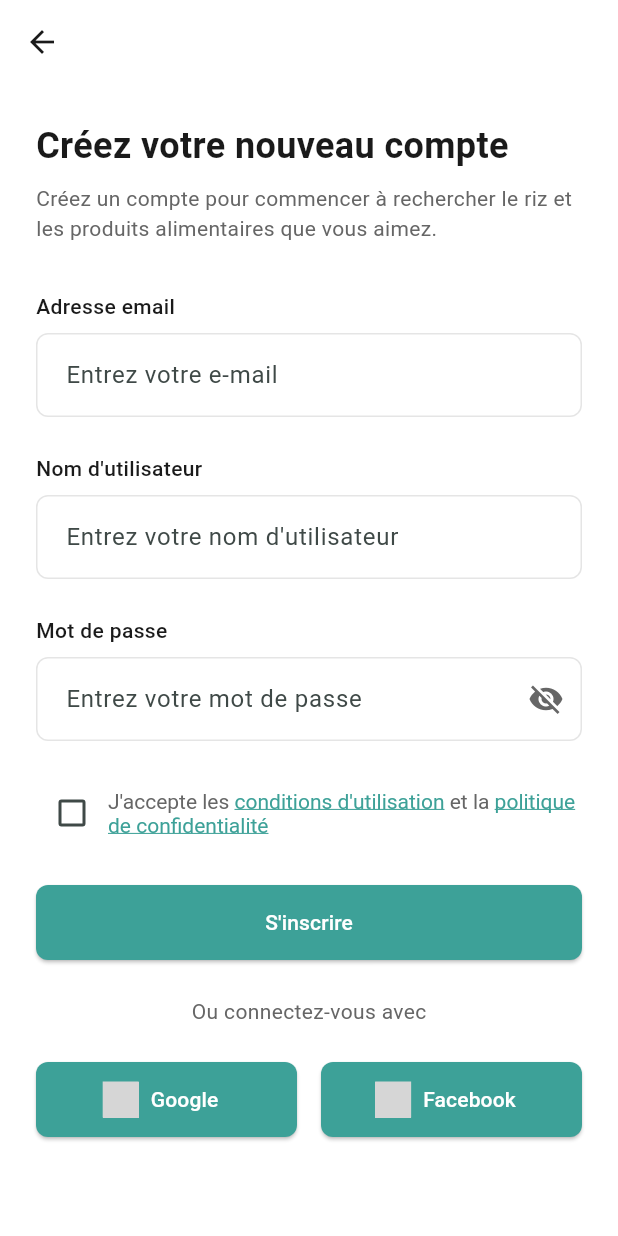
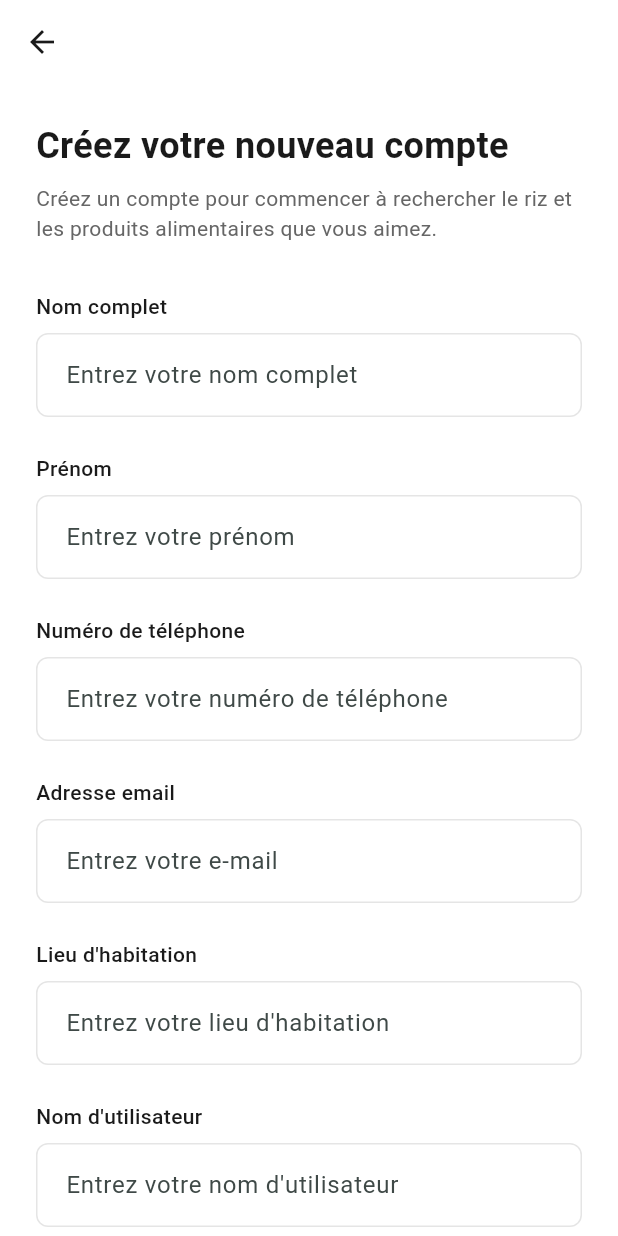
Before and after one commit to Nyaro1540/Front_mizara, a Flutter app: the SignupPage screen opened directly, on a phone screen of 412 x 824 dp. Run offline on Flutter 3.47's test engine with Material 3 defaults, Android fonts, the light colour scheme and no system bars; our stand-ins replace flutter_svg, get, pin_code_fields, smooth_page_indicator; grey boxes are pictures that could not be loaded.

Commit message:
Integration login et les autre

```diff
--- a/lib/features/auth/presentation/pages/login_page.dart
+++ b/lib/features/auth/presentation/pages/login_page.dart
@@ -16,7 +16,7 @@ class LoginPage extends StatefulWidget {
 
 class _LoginPageState extends State<LoginPage> {
   final _formKey = GlobalKey<FormState>();
-  final _emailController = TextEditingController();
+  final _emailOrPhoneController = TextEditingController();
   final _passwordController = TextEditingController();
   bool _obscurePassword = true;
 
@@ -42,16 +42,16 @@ class _LoginPageState extends State<LoginPage> {
                 ),
                 const SizedBox(height: 32),
                 CustomTextField(
-                  label: 'Adresse email',
-                  hint: 'Entrez votre e-mail',
-                  controller: _emailController,
+                  label: 'Email ou Numéro de téléphone',
+                  hint: 'Entrez votre e-mail ou numéro de téléphone',
+                  controller: _emailOrPhoneController,
                   keyboardType: TextInputType.emailAddress,
                   validator: (value) {
                     if (value == null || value.isEmpty) {
-                      return 'Veuillez entrer votre email';
+                      return 'Veuillez entrer votre email ou numéro de téléphone';
                     }
-                    if (!GetUtils.isEmail(value)) {
-                      return 'Veuillez entrer un email valide';
+                    if (!GetUtils.isEmail(value) && !GetUtils.isPhoneNumber(value)) {
+                      return 'Veuillez entrer un email ou numéro de téléphone valide';
                     }
                     return null;
                   },
--- a/lib/features/auth/presentation/pages/signup_page.dart
+++ b/lib/features/auth/presentation/pages/signup_page.dart
@@ -1,3 +1,5 @@
+import 'dart:convert';
+import 'package:http/http.dart' as http;
 import 'package:flutter/material.dart';
 import 'package:get/get.dart';
 import 'package:mizara/core/theme/app_theme.dart';
@@ -16,8 +18,41 @@ class _SignupPageState extends State<SignupPage> {
   final _emailController = TextEditingController();
   final _usernameController = TextEditingController();
   final _passwordController = TextEditingController();
+  final _confirmPasswordController = TextEditingController();
+  final _nomCompletController = TextEditingController();
+  final _prenomController = TextEditingController();
+  final _numeroTelephoneController = TextEditingController();
+  final _lieuHabitationController = TextEditingController();
   bool _obscurePassword = true;
   bool _acceptTerms = false;
+
+  Future<void> _signup() async {
+    if (_formKey.currentState!.validate() && _acceptTerms) {
+      final response = await http.post(
+        Uri.parse('http://votre-backend-url/api/signup/'),
+        headers: <String, String>{
+          'Content-Type': 'application/json; charset=UTF-8',
+        },
+        body: jsonEncode(<String, String>{
+          'nom_complet': _nomCompletController.text,
+          'prenom': _prenomController.text,
+          'numero_telephone': _numeroTelephoneController.text,
+          'email': _emailController.text,
+          'lieu_habitation': _lieuHabitationController.text,
+          'username': _usernameController.text,
+          'password': _passwordController.text,
+        }),
+      );
+
+      if (response.statusCode == 201) {
+        // Inscription réussie
+        Get.snackbar('Succès', 'Inscription réussie');
+      } else {
+        // Erreur lors de l'inscription
+        Get.snackbar('Erreur', 'Erreur lors de l\'inscription');
+      }
+    }
+  }
 
   @override
   Widget build(BuildContext context) {
@@ -49,6 +84,43 @@ class _SignupPageState extends State<SignupPage> {
                 ),
                 const SizedBox(height: 32),
                 CustomTextField(
+                  label: 'Nom complet',
+                  hint: 'Entrez votre nom complet',
+                  controller: _nomCompletController,
+                  validator: (value) {
+                    if (value == null || value.isEmpty) {
+                      return 'Veuillez entrer votre nom complet';
+                    }
+                    return null;
+                  },
+                ),
+                const SizedBox(height: 24),
+                CustomTextField(
+                  label: 'Prénom',
+                  hint: 'Entrez votre prénom',
+                  controller: _prenomController,
+                  validator: (value) {
+                    if (value == null || value.isEmpty) {
+                      return 'Veuillez entrer votre prénom';
+                    }
+                    return null;
+                  },
+                ),
+                const SizedBox(height: 24),
+                CustomTextField(
+                  label: 'Numéro de téléphone',
+                  hint: 'Entrez votre numéro de téléphone',
+                  controller: _numeroTelephoneController,
+                  keyboardType: TextInputType.phone,
+                  validator: (value) {
+                    if (value == null || value.isEmpty) {
+                      return 'Veuillez entrer votre numéro de téléphone';
+                    }
+                    return null;
+                  },
+                ),
+                const SizedBox(height: 24),
+                CustomTextField(
                   label: 'Adresse email',
                   hint: 'Entrez votre e-mail',
                   controller: _emailController,
@@ -59,6 +131,18 @@ class _SignupPageState extends State<SignupPage> {
                     }
                     if (!GetUtils.isEmail(value)) {
                       return 'Veuillez entrer un email valide';
+                    }
+                    return null;
+                  },
+                ),
+                const SizedBox(height: 24),
+                CustomTextField(
+                  label: 'Lieu d\'habitation',
+                  hint: 'Entrez votre lieu d\'habitation',
+                  controller: _lieuHabitationController,
+                  validator: (value) {
+                    if (value == null || value.isEmpty) {
+                      return 'Veuillez entrer votre lieu d\'habitation';
                     }
                     return null;
                   },
@@ -87,6 +171,33 @@ class _SignupPageState extends State<SignupPage> {
                     }
                     if (value.length < 8) {
                       return 'Le mot de passe doit contenir au moins 8 caractères';
+                    }
+                    return null;
+                  },
+                  suffixIcon: IconButton(
+                    icon: Icon(
+                      _obscurePassword ? Icons.visibility_off : Icons.visibility,
+                      color: AppTheme.mutedTextColor,
+                    ),
+                    onPressed: () {
+                      setState(() {
+                        _obscurePassword = !_obscurePassword;
+                      });
+                    },
+                  ),
+                ),
+                const SizedBox(height: 24),
+                CustomTextField(
+                  label: 'Confirmez le mot de passe',
+                  hint: 'Entrez à nouveau votre mot de passe',
+                  controller: _confirmPasswordController,
+                  obscureText: _obscurePassword,
+                  validator: (value) {
+                    if (value == null || value.isEmpty) {
+                      return 'Veuillez confirmer votre mot de passe';
+                    }
+                    if (value != _passwordController.text) {
+                      return 'Les mots de passe ne correspondent pas';
                     }
                     return null;
                   },
@@ -143,11 +254,7 @@ class _SignupPageState extends State<SignupPage> {
                 ),
                 const SizedBox(height: 24),
                 ElevatedButton(
-                  onPressed: () {
-                    if (_formKey.currentState!.validate() && _acceptTerms) {
-                      // Handle signup
-                    }
-                  },
+                  onPressed: _signup,
                   child: const Text('S\'inscrire'),
                 ),
                 const SizedBox(height: 24),
--- a/pubspec.yaml
+++ b/pubspec.yaml
@@ -34,7 +34,9 @@ dependencies:
   pin_code_fields: ^7.4.0
   smooth_page_indicator: ^1.2.0+3
   flutter_svg: ^1.0.3
-  google_fonts: ^6.1.0
+  #google_fonts: ^6.1.0
+  http: ^0.13.0
+  flutter_secure_storage: ^5.0.2
   #font:
     ############## 900
 
```
Also changed, not shown: lib/features/auth/presentation/pages/forgot_password_page.dart (+21 -1 lines), pubspec.lock, 5 other files.
